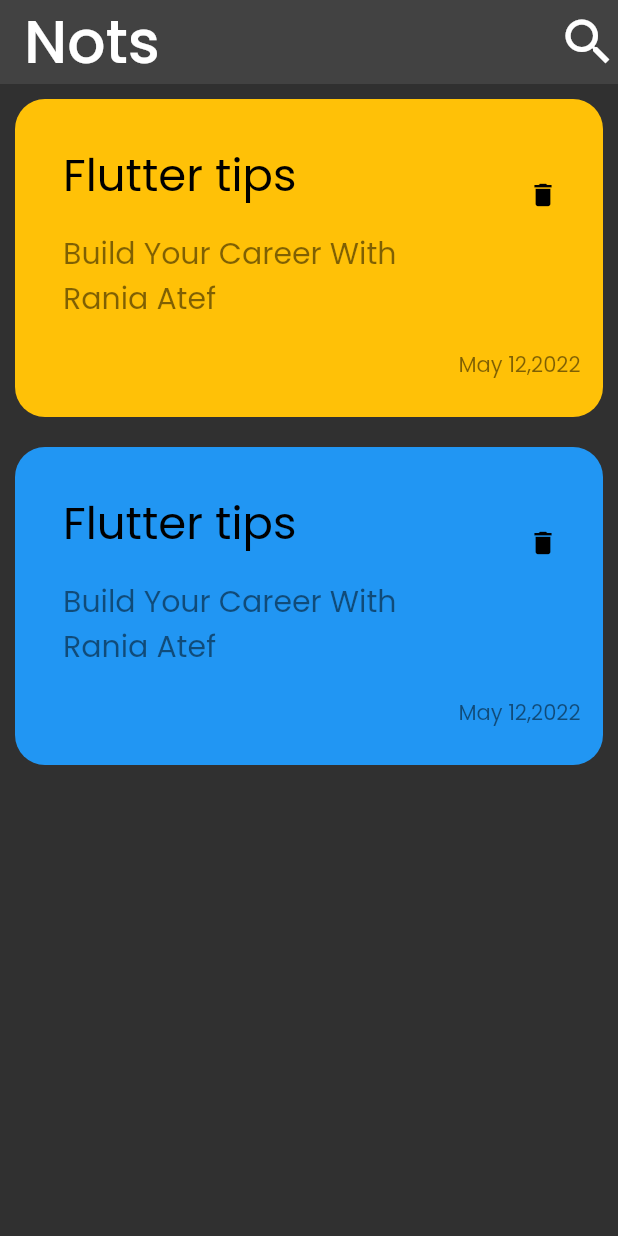
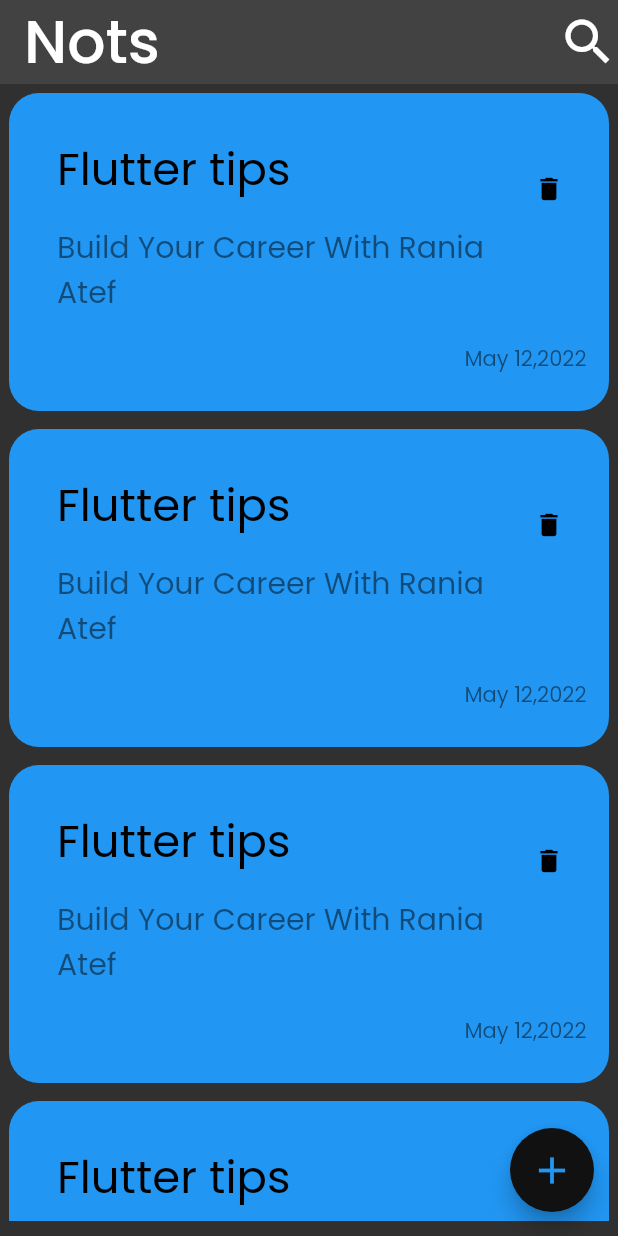
Before and after one commit to RaniaAtef92/notes_app, a Flutter app: the screen it shows after launch, on a phone screen of 412 x 824 dp. Run offline on Flutter 3.47's test engine with Material 2 defaults, Android fonts, the phone set to English and light mode, and no system bars.

Commit message:
create listviwe

```diff
--- a/lib/Views/NotesView.dart
+++ b/lib/Views/NotesView.dart
@@ -23,16 +23,15 @@ class NotesView extends StatelessWidget {
             style: TextStyle(fontSize: 40),
           ),
         ),
-      body: Column(
-        children: [
-          CustomItem(
-            color: Colors.amber,
+        floatingActionButton: FloatingActionButton(
+          backgroundColor: const Color.fromARGB(255, 17, 17, 17),
+          onPressed: (() {}),
+          child: const Icon(
+            Icons.add,
+            color: Colors.blue,
+            size: 30,
           ),
-          CustomItem(color: Colors.blue),
-
-
-        ],
         ),
-    );
+        body: const NotesViewBody());
   }
 }
--- a/lib/Views/widgets/notes_view_body.dart
+++ b/lib/Views/widgets/notes_view_body.dart
@@ -1,9 +1,23 @@
 import 'package:flutter/material.dart';
+import 'package:note_app/oop/Customitem.dart';
+
 class NotesViewBody extends StatelessWidget {
   const NotesViewBody({super.key});
 
   @override
   Widget build(BuildContext context) {
-    return Container();
+    return Column(
+      children: [
+        Expanded(
+          child: Padding(
+            padding: const EdgeInsets.only(bottom: 10),
+            child: ListView.builder(
+
+              itemBuilder: (context, index) => CustomItem(color: Colors.blue),
+            ),
+          ),
+        ),
+      ],
+    );
   }
 }
--- a/lib/oop/Customitem.dart
+++ b/lib/oop/Customitem.dart
@@ -10,7 +10,7 @@ class CustomItem extends StatelessWidget {
   @override
   Widget build(BuildContext context) {
     return Container(
-      margin: const EdgeInsets.all(10),
+      margin: const EdgeInsets.all(6),
       padding: const EdgeInsets.only(top: 24, bottom: 24, left: 16),
       width: double.infinity,
       decoration:
```
Lines whose indentation alone changed are shown as unchanged.
